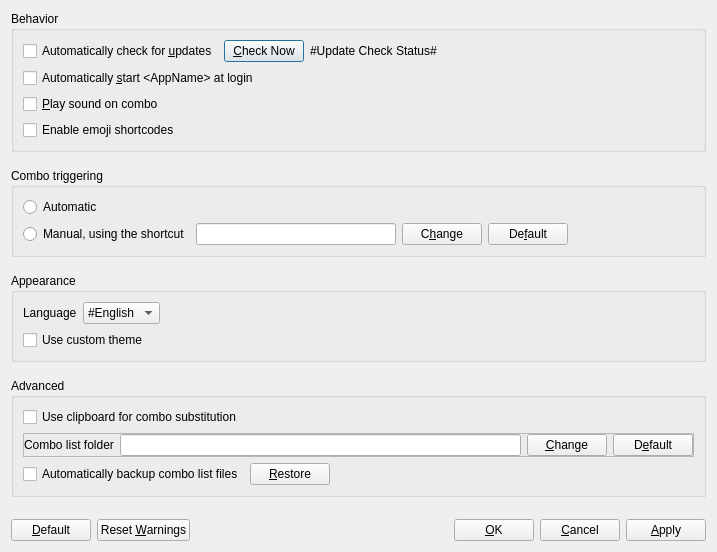
Old version of the form Beeftext/PreferencesDialog.ui in the repository xmichelo/Beeftext.
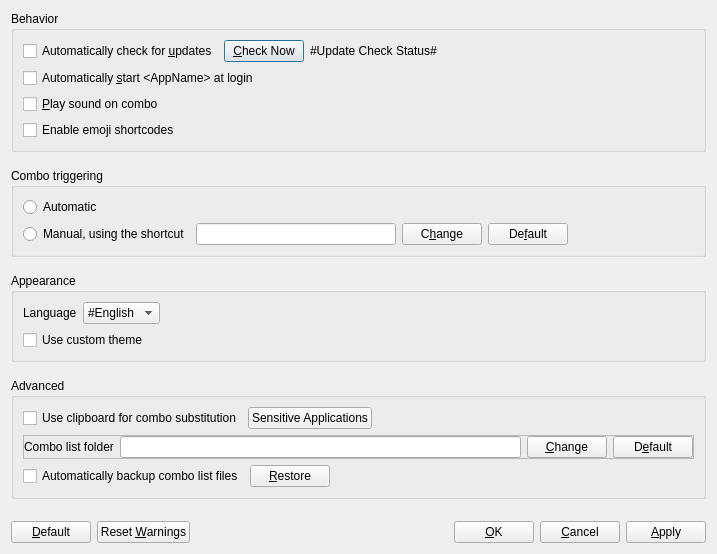
New version of the form.

Diff of the .ui file:
```diff
--- a/Beeftext/PreferencesDialog.ui
+++ b/Beeftext/PreferencesDialog.ui
@@ -7,7 +7,7 @@
     <x>0</x>
     <y>0</y>
     <width>717</width>
-    <height>533</height>
+    <height>541</height>
    </rect>
   </property>
   <property name="windowTitle">
@@ -266,11 +266,35 @@
      </property>
      <layout class="QVBoxLayout" name="verticalLayout_2">
       <item>
-       <widget class="QCheckBox" name="checkUseClipboardForComboSubstitution">
-        <property name="text">
-         <string>Use clipboard for combo substitution</string>
-        </property>
-       </widget>
+       <layout class="QHBoxLayout" name="horizontalLayout_6">
+        <item>
+         <widget class="QCheckBox" name="checkUseClipboardForComboSubstitution">
+          <property name="text">
+           <string>Use clipboard for combo substitution</string>
+          </property>
+         </widget>
+        </item>
+        <item>
+         <widget class="QPushButton" name="buttonsSensitiveApplications">
+          <property name="text">
+           <string>Sensitive Applications</string>
+          </property>
+         </widget>
+        </item>
+        <item>
+         <spacer name="horizontalSpacer_4">
+          <property name="orientation">
+           <enum>Qt::Horizontal</enum>
+          </property>
+          <property name="sizeHint" stdset="0">
+           <size>
+            <width>40</width>
+            <height>20</height>
+           </size>
+          </property>
+         </spacer>
+        </item>
+       </layout>
       </item>
       <item>
        <widget class="QFrame" name="frameComboListFolder">
```
Left out of the diff: 17 changed lines with no effect on the pictures.
